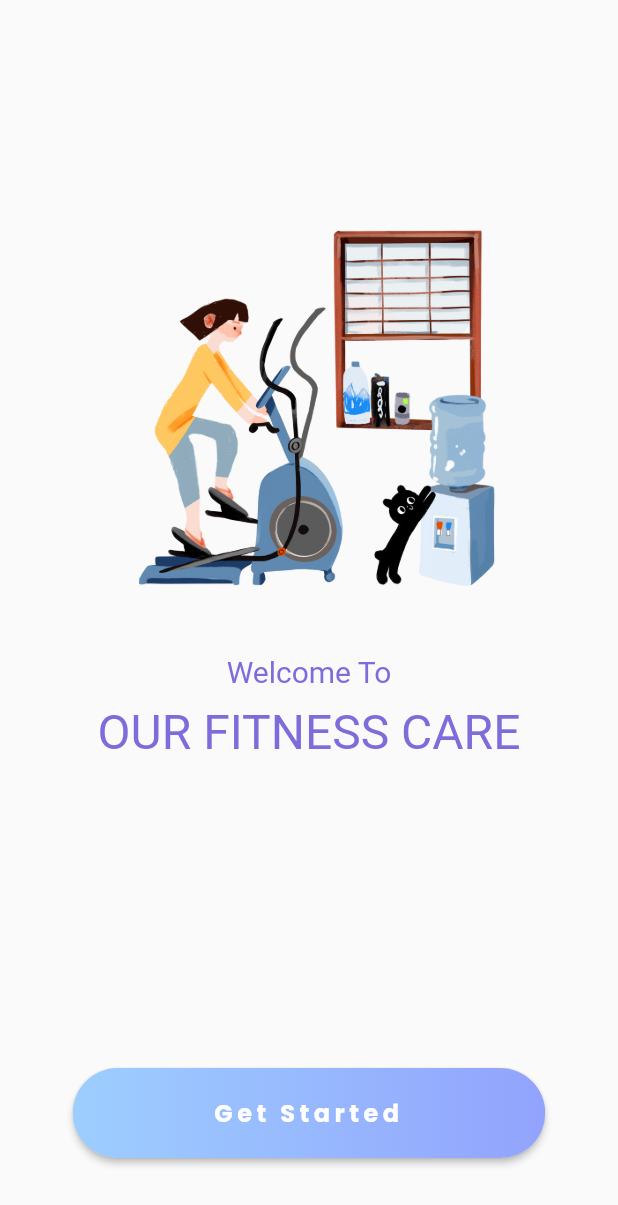
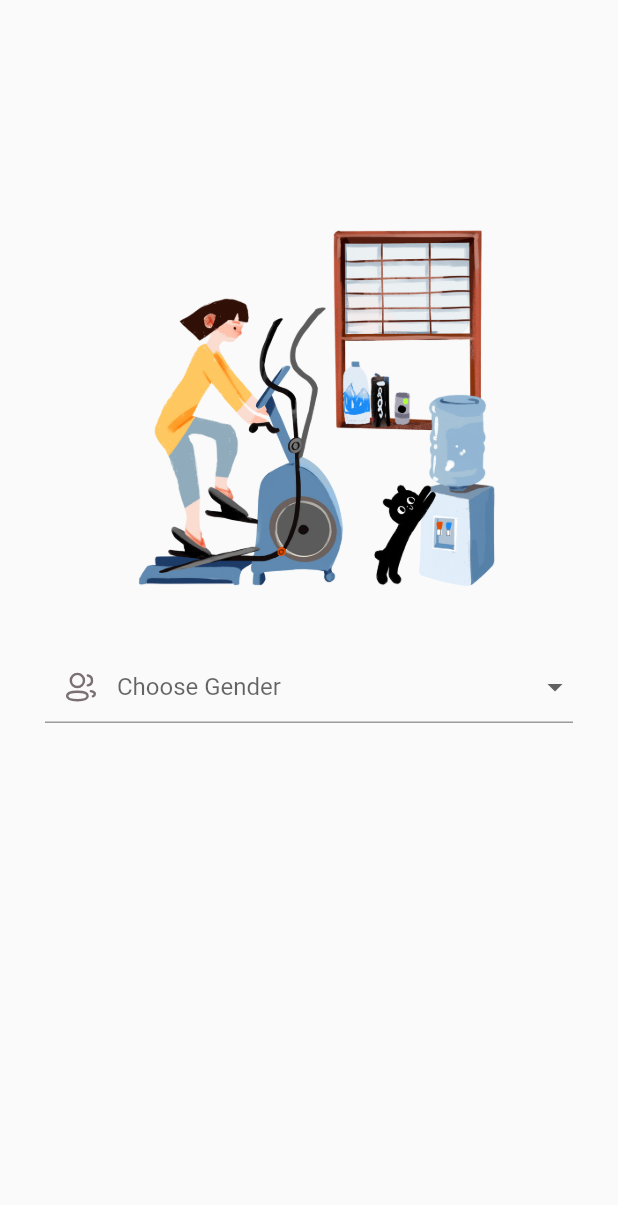
Before and after one commit to Alex-Zolotarev/mobile-fitness-care, a Flutter app: the screen it shows after launch, on a phone screen of 412 x 824 dp. Shown: the top 1205 px of the screen. Run offline on Flutter 3.47's test engine with Material 2 defaults, Android fonts, the phone set to English and light mode, and no system bars; our stand-ins replace flutter_svg.

Commit message:
Added new page

```diff
--- /dev/null
+++ b/lib/features/create_profile/view/create_profile_view.dart
@@ -0,0 +1,25 @@
+import 'package:flutter/material.dart';
+
+import '../../../ui_utils/widgets/drop_down.dart';
+import '../../../ui_utils/widgets/image_widget.dart';
+
+class CreateProfileView extends StatelessWidget {
+  const CreateProfileView({Key? key}) : super(key: key);
+
+  @override
+  Widget build(BuildContext context) {
+    return Stack(
+      children: [
+        Center(
+          child: Column(
+            children: const <Widget>[
+              ImageWidget(imageName: "assets/images/photo1.png"),
+              DropdownItems(),
+            ],
+          ),
+        ),
+      ],
+
+    );
+  }
+}
--- a/lib/main.dart
+++ b/lib/main.dart
@@ -1,5 +1,6 @@
 import 'package:flutter/material.dart';
-import 'package:task_1/features/welcome/view/welcome_view.dart';
+
+import 'features/create_profile/view/create_profile_view.dart';
 
 void main() {
   runApp(const ScreenWidget());
@@ -13,7 +14,7 @@ class ScreenWidget extends StatelessWidget {
     return const MaterialApp(
       home: Scaffold(
         //appBar: AppBar(),
-        body: WelcomeView(),
+        body: CreateProfileView(),
       ),
     );
   }
--- /dev/null
+++ b/lib/ui_utils/widgets/drop_down.dart
@@ -0,0 +1,50 @@
+import 'package:flutter/material.dart';
+import 'package:flutter_svg/svg.dart';
+
+
+class DropdownItems extends StatefulWidget {
+  const DropdownItems({Key? key}) : super(key: key);
+
+  @override
+  State<DropdownItems> createState() => _DropdownItemsState();
+
+}
+
+class _DropdownItemsState extends State<DropdownItems> {
+  late String selectedValue;
+
+  List<DropdownMenuItem<String>> get dropdownItems{
+    List<DropdownMenuItem<String>> menuItems = [
+      DropdownMenuItem(child: Text("Women"),value: "Women"),
+      DropdownMenuItem(child: Text("Men"),value: "Men")
+
+    ];
+    return menuItems;
+  }
+
+  @override
+  Widget build(BuildContext context) {
+    return SizedBox(
+      child: Padding(
+        padding: const EdgeInsets.only(top: 28,left: 30, right: 30),
+        child: DropdownButtonFormField(
+            hint: const Text("Choose Gender"),
+            decoration: InputDecoration(
+              prefixIcon: Padding(
+                padding: const EdgeInsets.all(12.0),
+                child: SvgPicture.asset(
+                  'assets/images/people.svg',
+                ),
+              ), // prefixIcon: Icon(Icons.add_circle)
+            ),
+            //value: selectedValue,
+            items: dropdownItems,
+            onChanged: (String? value) { setState(() {
+              selectedValue = value!;
+            });
+            },
+          ),
+      ),
+    );
+  }
+}
--- a/pubspec.yaml
+++ b/pubspec.yaml
@@ -34,6 +34,7 @@ dependencies:
   # The following adds the Cupertino Icons font to your application.
   # Use with the CupertinoIcons class for iOS style icons.
   cupertino_icons: ^1.0.2
+  flutter_svg: ^1.1.0
 
 dev_dependencies:
   flutter_test:
@@ -61,6 +62,7 @@ flutter:
   # To add assets to your application, add an assets section, like this:
   assets:
     - assets/images/photo1.png
+    - assets/images/people.svg
 
 
 
```
Also changed, not shown: assets/images/people.svg (added), pubspec.lock.
